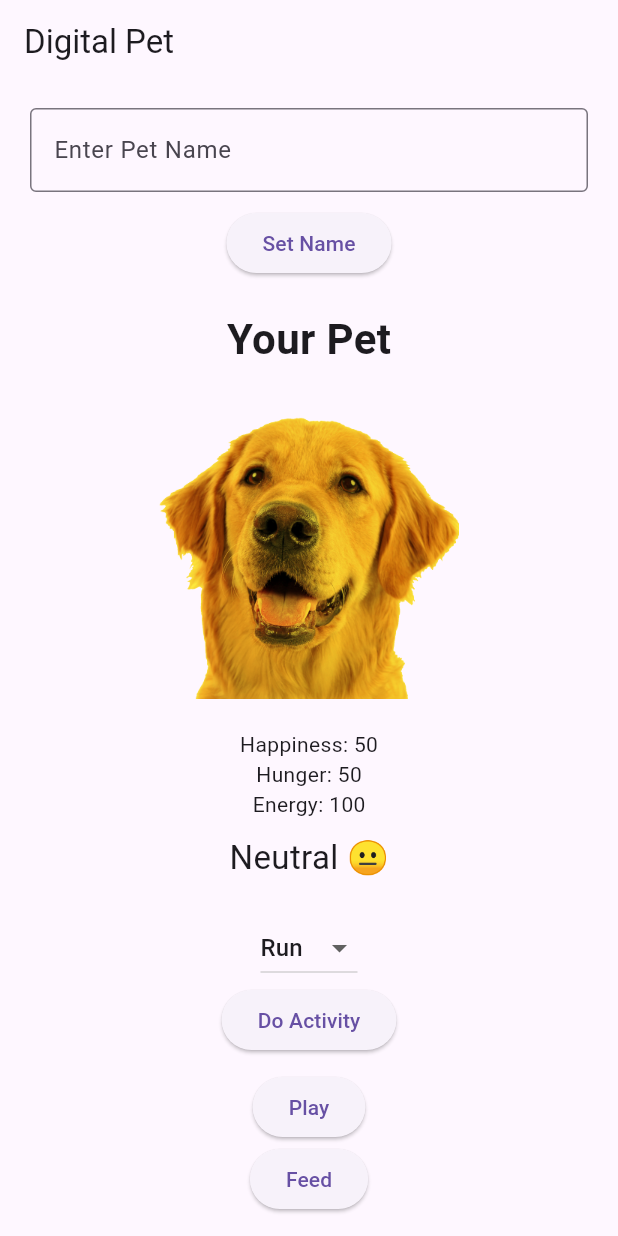
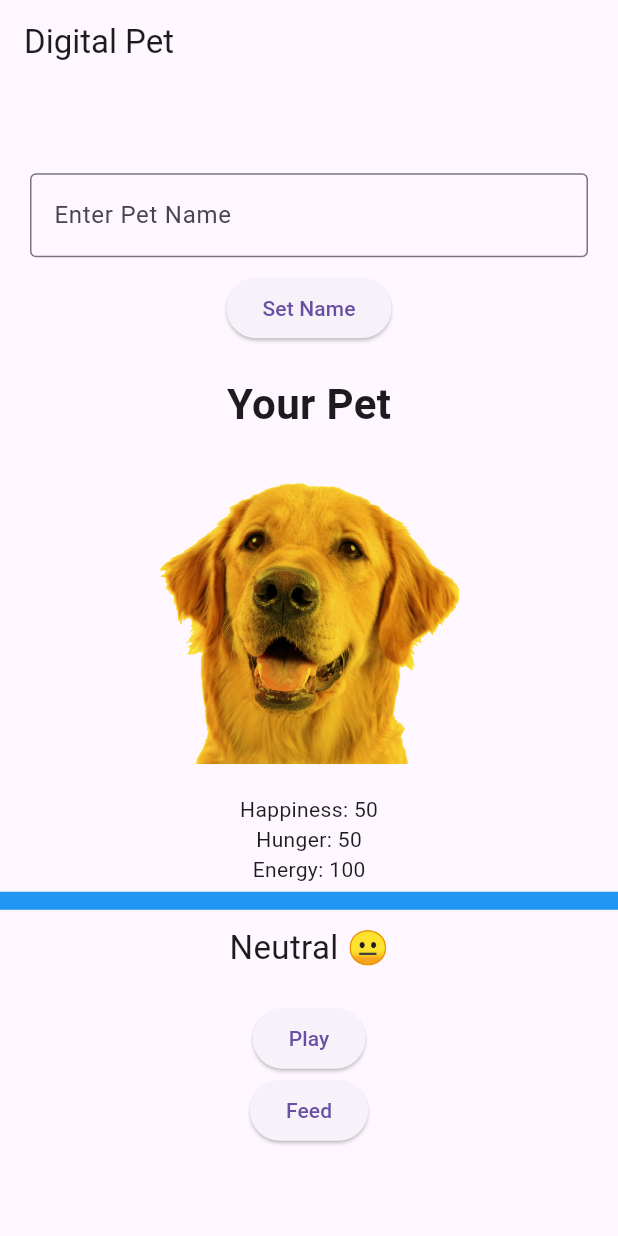
Before and after one commit to prospjx/MobileAP, a Flutter app: the screen it shows after launch, on a phone screen of 412 x 824 dp. Run offline on Flutter 3.47's test engine with Material 3 defaults, Android fonts, the phone set to English and light mode, and no system bars.

Commit message:
Initial commit - Digital Pet App 2

```diff
--- a/Inclass/inclass05/lib/main.dart
+++ b/Inclass/inclass05/lib/main.dart
@@ -2,7 +2,9 @@ import 'package:flutter/material.dart';
 import 'dart:async';
 
 void main() {
-  runApp(MaterialApp(home: DigitalPetApp()));
+  runApp(MaterialApp(
+    home: DigitalPetApp(),
+  ));
 }
 
 class DigitalPetApp extends StatefulWidget {
@@ -15,8 +17,6 @@ class _DigitalPetAppState extends State<DigitalPetApp> {
   int happinessLevel = 50;
   int hungerLevel = 50;
   int energyLevel = 100;
-  String selectedActivity = "Run";
-  final List<String> activities = ["Run", "Sleep"];
   final TextEditingController nameController = TextEditingController();
   Timer? hungerTimer;
   int winCounter = 0;
@@ -44,9 +44,11 @@ class _DigitalPetAppState extends State<DigitalPetApp> {
   void _playWithPet() {
     setState(() {
       happinessLevel += 10;
-      energyLevel -= 10;
       if (happinessLevel > 100) happinessLevel = 100;
+
+      energyLevel -= 15;
       if (energyLevel < 0) energyLevel = 0;
+
       _updateHunger();
       checkWinLoss();
     });
@@ -56,29 +58,11 @@ class _DigitalPetAppState extends State<DigitalPetApp> {
     setState(() {
       hungerLevel -= 10;
       if (hungerLevel < 0) hungerLevel = 0;
+
+      energyLevel += 5;
+      if (energyLevel > 100) energyLevel = 100;
+
       _updateHappiness();
-      checkWinLoss();
-    });
-  }
-
-  void _performActivity() {
-    setState(() {
-      if (selectedActivity == "Run") {
-        happinessLevel += 8;
-        hungerLevel += 8;
-        energyLevel -= 15;
-      } else if (selectedActivity == "Sleep") {
-        energyLevel += 20;
-        hungerLevel += 5;
-      }
-
-      if (happinessLevel > 100) happinessLevel = 100;
-      if (happinessLevel < 0) happinessLevel = 0;
-      if (hungerLevel > 100) hungerLevel = 100;
-      if (hungerLevel < 0) hungerLevel = 0;
-      if (energyLevel > 100) energyLevel = 100;
-      if (energyLevel < 0) energyLevel = 0;
-
       checkWinLoss();
     });
   }
@@ -159,17 +143,18 @@ class _DigitalPetAppState extends State<DigitalPetApp> {
   Widget build(BuildContext context) {
     return Scaffold(
       appBar: AppBar(title: Text("Digital Pet")),
-      body: SafeArea(
-        child: SingleChildScrollView(
-          child: Padding(
-            padding: EdgeInsets.symmetric(horizontal: 20, vertical: 16),
+      body: Center(
         child: Column(
+          mainAxisAlignment: MainAxisAlignment.center,
           children: [
-                TextField(
+            Padding(
+              padding: EdgeInsets.symmetric(horizontal: 20),
+              child: TextField(
                 controller: nameController,
                 decoration: InputDecoration(
                   labelText: "Enter Pet Name",
                   border: OutlineInputBorder(),
+                ),
               ),
             ),
             SizedBox(height: 10),
@@ -192,45 +177,37 @@ class _DigitalPetAppState extends State<DigitalPetApp> {
                 _moodColor(happinessLevel.toDouble()),
                 BlendMode.modulate,
               ),
-                  child: Image.asset('assets/pet_image.png', height: 200),
+              child: Image.asset(
+                'assets/pet_image.png',
+                height: 200,
+              ),
             ),
             SizedBox(height: 20),
             Text("Happiness: $happinessLevel"),
             Text("Hunger: $hungerLevel"),
             Text("Energy: $energyLevel"),
+            SizedBox(height: 5),
+            LinearProgressIndicator(
+              value: energyLevel / 100,
+              minHeight: 12,
+              backgroundColor: Colors.grey.shade300,
+              color: Colors.blue,
+            ),
             SizedBox(height: 10),
             Text(
               moodIndicator(happinessLevel),
               style: TextStyle(fontSize: 22),
             ),
             SizedBox(height: 20),
-                DropdownButton<String>(
-                  value: selectedActivity,
-                  items: activities
-                      .map(
-                        (activity) => DropdownMenuItem<String>(
-                          value: activity,
-                          child: Text(activity),
-                        ),
-                      )
-                      .toList(),
-                  onChanged: (value) {
-                    if (value == null) return;
-                    setState(() {
-                      selectedActivity = value;
-                    });
-                  },
+            ElevatedButton(
+              onPressed: _playWithPet,
+              child: Text("Play"),
             ),
             ElevatedButton(
-                  onPressed: _performActivity,
-                  child: Text("Do Activity"),
+              onPressed: _feedPet,
+              child: Text("Feed"),
             ),
-                SizedBox(height: 10),
-                ElevatedButton(onPressed: _playWithPet, child: Text("Play")),
-                ElevatedButton(onPressed: _feedPet, child: Text("Feed")),
           ],
-            ),
-          ),
         ),
       ),
     );
```
Lines whose indentation alone changed are shown as unchanged.
